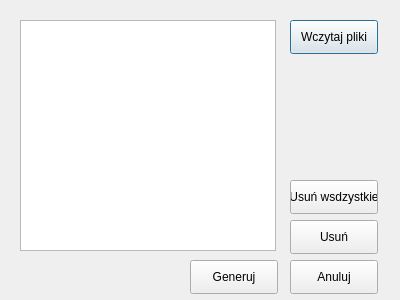
macwojs/terratest-qgis-plugin, file terratest_dialog_base.ui: the form before one commit.
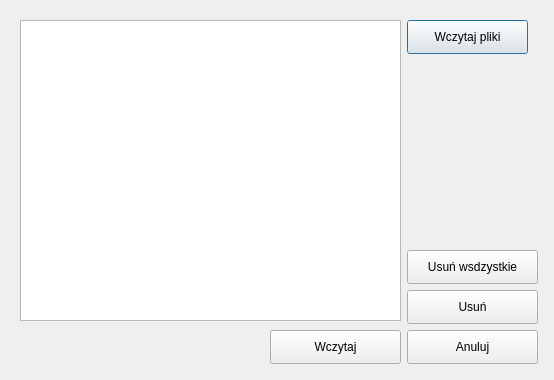
The form after the commit.

Patch:
```diff
--- a/terratest_dialog_base.ui
+++ b/terratest_dialog_base.ui
@@ -6,8 +6,8 @@
    <rect>
     <x>0</x>
     <y>0</y>
-    <width>400</width>
-    <height>300</height>
+    <width>554</width>
+    <height>380</height>
    </rect>
   </property>
   <property name="windowTitle">
@@ -16,9 +16,9 @@
   <widget class="QPushButton" name="openButton">
    <property name="geometry">
     <rect>
-     <x>290</x>
+     <x>407</x>
      <y>20</y>
-     <width>88</width>
+     <width>121</width>
      <height>34</height>
     </rect>
    </property>
@@ -29,22 +29,22 @@
   <widget class="QPushButton" name="generateButton">
    <property name="geometry">
     <rect>
-     <x>190</x>
-     <y>260</y>
-     <width>88</width>
+     <x>270</x>
+     <y>330</y>
+     <width>131</width>
      <height>34</height>
     </rect>
    </property>
    <property name="text">
-    <string>Generuj</string>
+    <string>Wczytaj</string>
    </property>
   </widget>
   <widget class="QPushButton" name="cancelButton">
    <property name="geometry">
     <rect>
-     <x>290</x>
-     <y>260</y>
-     <width>88</width>
+     <x>407</x>
+     <y>330</y>
+     <width>131</width>
      <height>34</height>
     </rect>
    </property>
@@ -57,17 +57,17 @@
     <rect>
      <x>20</x>
      <y>20</y>
-     <width>256</width>
-     <height>231</height>
+     <width>381</width>
+     <height>301</height>
     </rect>
    </property>
   </widget>
   <widget class="QPushButton" name="deleteAllButton">
    <property name="geometry">
     <rect>
-     <x>290</x>
-     <y>180</y>
-     <width>88</width>
+     <x>407</x>
+     <y>250</y>
+     <width>131</width>
      <height>34</height>
     </rect>
    </property>
@@ -78,9 +78,9 @@
   <widget class="QPushButton" name="deleteButton">
    <property name="geometry">
     <rect>
-     <x>290</x>
-     <y>220</y>
-     <width>88</width>
+     <x>407</x>
+     <y>290</y>
+     <width>131</width>
      <height>34</height>
     </rect>
    </property>
```
